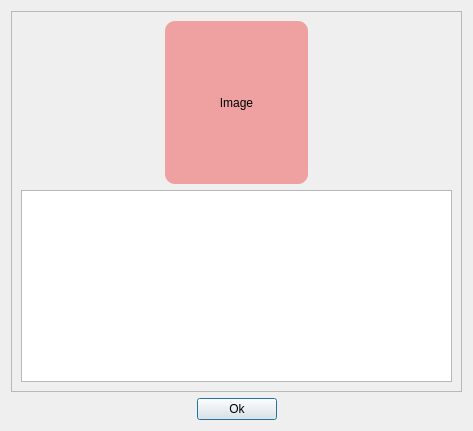
Qt form exerciseinfowindow.ui (iSokrat/SportDiary) before a commit.
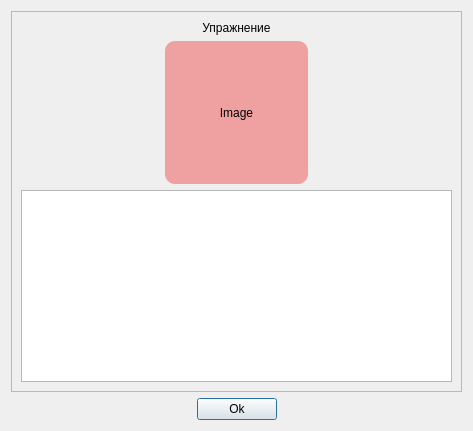
The same form after that commit.

```diff
--- a/exerciseinfowindow.ui
+++ b/exerciseinfowindow.ui
@@ -72,7 +72,7 @@
        </rect>
       </property>
       <layout class="QGridLayout" name="gridLayout_2">
-       <item row="0" column="0">
+       <item row="1" column="0">
         <layout class="QHBoxLayout" name="horizontalLayout_2">
          <item>
           <spacer name="horizontalSpacer_3">
@@ -122,8 +122,21 @@
          </item>
         </layout>
        </item>
-       <item row="1" column="0">
-        <widget class="QTextEdit" name="textEdit"/>
+       <item row="2" column="0">
+        <widget class="QTextEdit" name="describtion"/>
+       </item>
+       <item row="0" column="0">
+        <widget class="QLabel" name="nameOfExercise">
+         <property name="text">
+          <string>Упражнение</string>
+         </property>
+         <property name="alignment">
+          <set>Qt::AlignCenter</set>
+         </property>
+         <property name="wordWrap">
+          <bool>true</bool>
+         </property>
+        </widget>
        </item>
       </layout>
      </widget>
```
Left out of the diff: 2 changed lines with no effect on the pictures.
